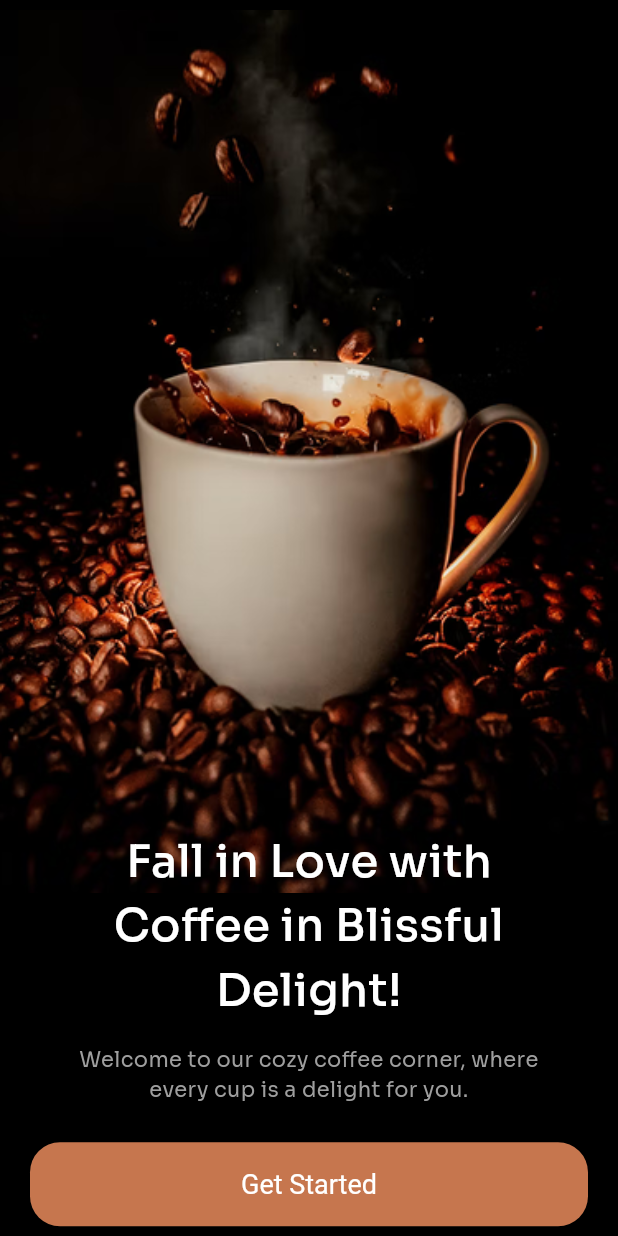
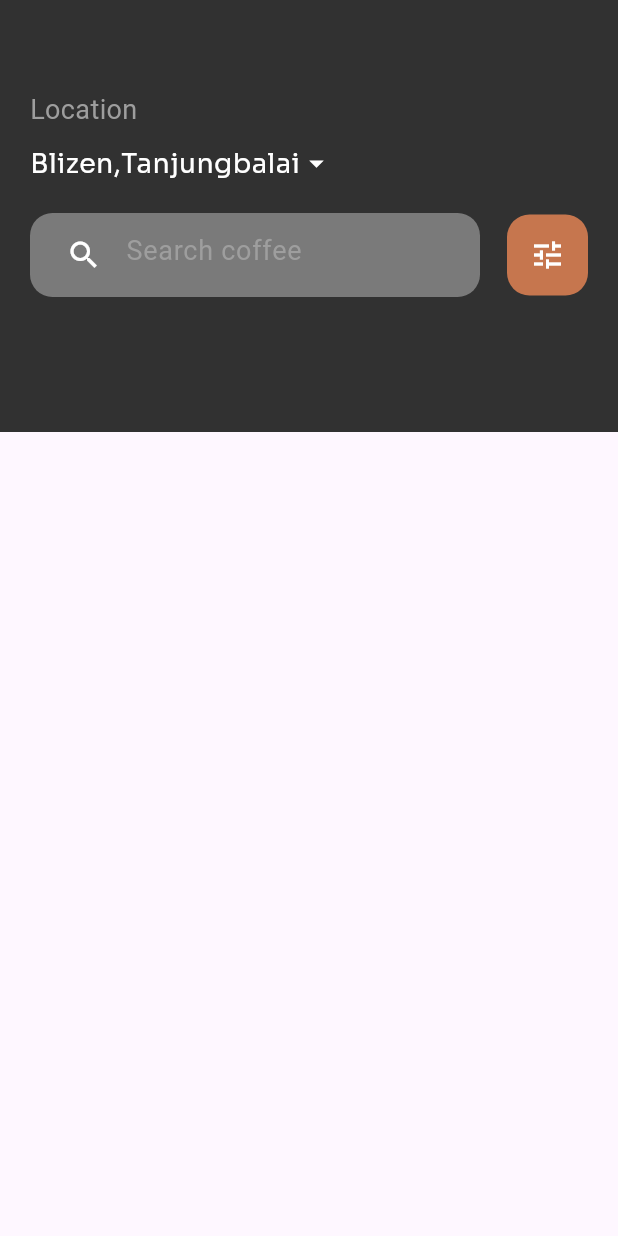
Before and after one commit to OwaisRaza1941/Coffee-App, a Flutter app: the screen it shows after launch, after a tap on "Get Started", on a phone screen of 412 x 824 dp. Run offline on Flutter 3.47's test engine with Material 3 defaults, Android fonts, the phone set to English and light mode, and no system bars; our stand-ins replace get, google_fonts.

Commit message:
OnBoarding Screen With Folders Architecture

```diff
--- a/lib/app/constants/colors.dart
+++ b/lib/app/constants/colors.dart
@@ -2,4 +2,8 @@ import 'package:flutter/material.dart';
 
 class AppColors {
   static const buttonAndIconColor = Color(0xFFC6764E);
+  static const Color darkGrey = Color(0xFF313131);
+  static const Color lightGrey = Color(0xFFE3E3E3);
+  static const Color softBeige = Color(0xFFEDD6C8);
+  static const Color creamWhite = Color(0xFFF9F2ED);
 }
--- a/lib/app/screens/onboarding_screen.dart
+++ b/lib/app/screens/onboarding_screen.dart
@@ -1,6 +1,8 @@
 import 'package:coffee_app/app/constants/styles.dart';
 import 'package:coffee_app/app/screens/widgets/custom_button.dart';
+import 'package:coffee_app/app/screens/widgets/home_screen.dart';
 import 'package:flutter/material.dart';
+import 'package:get/get.dart';
 import 'package:google_fonts/google_fonts.dart';
 
 class OnBoardingScreen extends StatelessWidget {
@@ -48,6 +50,9 @@ class OnBoardingScreen extends StatelessWidget {
               buttonText: 'Get Started',
               widht: double.infinity,
               height: 56,
+              voidCallback: () {
+                Get.to(HomeScreen());
+              },
             ),
           ),
         ],
--- a/lib/app/screens/widgets/custom_button.dart
+++ b/lib/app/screens/widgets/custom_button.dart
@@ -5,11 +5,13 @@ class CustomButton extends StatelessWidget {
   final String buttonText;
   final double widht;
   final double height;
+  final VoidCallback voidCallback;
 
   const CustomButton({
     required this.buttonText,
     required this.widht,
     required this.height,
+    required this.voidCallback,
     super.key,
   });
 
@@ -28,7 +30,7 @@ class CustomButton extends StatelessWidget {
           ),
         ),
 
-        onPressed: () {},
+        onPressed: voidCallback,
         child: Text(buttonText),
       ),
     );
--- /dev/null
+++ b/lib/app/screens/widgets/home_screen.dart
@@ -0,0 +1,108 @@
+import 'package:coffee_app/app/constants/colors.dart';
+import 'package:flutter/material.dart';
+import 'package:google_fonts/google_fonts.dart';
+
+class HomeScreen extends StatelessWidget {
+  const HomeScreen({super.key});
+
+  @override
+  Widget build(BuildContext context) {
+    return Scaffold(
+      body: SingleChildScrollView(
+        child: Column(
+          crossAxisAlignment: CrossAxisAlignment.start,
+          children: [
+            Container(
+              padding: EdgeInsets.only(top: 60, left: 20, right: 20),
+              width: double.infinity,
+              height: 288,
+              decoration: BoxDecoration(color: AppColors.darkGrey),
+              child: Column(
+                crossAxisAlignment: CrossAxisAlignment.start,
+                children: [
+                  Text(
+                    "Location",
+                    style: TextStyle(fontSize: 18, color: Colors.grey),
+                  ),
+
+                  SizedBox(height: 10),
+                  Row(
+                    children: [
+                      Text(
+                        "Blizen,",
+                        style: GoogleFonts.sora(
+                          fontSize: 18,
+                          color: Colors.white,
+                        ),
+                      ),
+                      Text(
+                        "Tanjungbalai",
+                        style: GoogleFonts.sora(
+                          fontSize: 18,
+                          color: Colors.white,
+                        ),
+                      ),
+
+                      Icon(
+                        Icons.arrow_drop_down,
+                        size: 22,
+                        color: Colors.white,
+                      ),
+                    ],
+                  ),
+
+                  SizedBox(height: 20),
+
+                  Row(
+                    mainAxisAlignment: MainAxisAlignment.spaceBetween,
+                    children: [
+                      Container(
+                        width: 300,
+                        height: 56,
+                        padding: EdgeInsets.symmetric(
+                          horizontal: 12,
+                          vertical: 12,
+                        ),
+                        decoration: BoxDecoration(
+                          color: Color.fromARGB(255, 122, 122, 122),
+                          borderRadius: BorderRadius.circular(15),
+                        ),
+                        child: TextField(
+                          style: TextStyle(color: Colors.white),
+                          cursorColor: Colors.white,
+                          decoration: InputDecoration(
+                            prefixIcon: Icon(Icons.search, color: Colors.white),
+                            hintText: 'Search coffee',
+                            hintStyle: TextStyle(
+                              fontSize: 18,
+                              color: Colors.grey,
+                            ),
+                            border: InputBorder.none,
+                            enabledBorder: InputBorder.none,
+                            focusedBorder: InputBorder.none,
+                          ),
+                        ),
+                      ),
+                      IconButton(
+                        style: IconButton.styleFrom(
+                          padding: EdgeInsets.all(15),
+                          foregroundColor: Colors.white,
+                          backgroundColor: AppColors.buttonAndIconColor,
+                          shape: RoundedRectangleBorder(
+                            borderRadius: BorderRadius.circular(15),
+                          ),
+                        ),
+                        onPressed: () {},
+                        icon: Icon(Icons.tune),
+                      ),
+                    ],
+                  ),
+                ],
+              ),
+            ),
+          ],
+        ),
+      ),
+    );
+  }
+}
--- a/lib/main.dart
+++ b/lib/main.dart
@@ -1,5 +1,6 @@
 import 'package:coffee_app/app/screens/onboarding_screen.dart';
 import 'package:flutter/material.dart';
+import 'package:get/get.dart';
 
 void main() {
   runApp(const MyApp());
@@ -10,7 +11,7 @@ class MyApp extends StatelessWidget {
 
   @override
   Widget build(BuildContext context) {
-    return MaterialApp(
+    return GetMaterialApp(
       debugShowCheckedModeBanner: false,
       home: OnBoardingScreen(),
     );
```
Also changed, not shown: assets/images/Banner.png (added).
